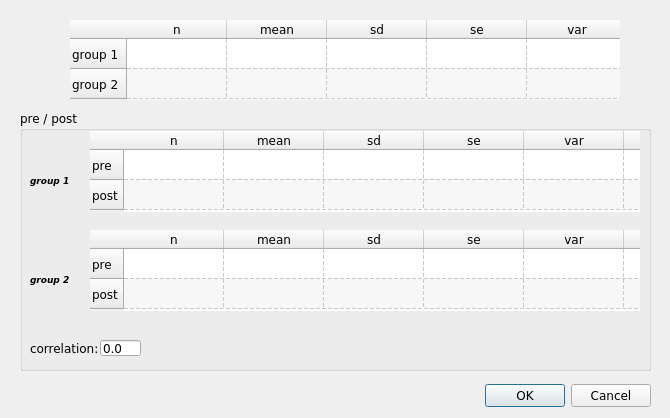
First picture: the form in continuous_data_form.ui, repository bwallace/OpenMeta-analyst-, before the edit.
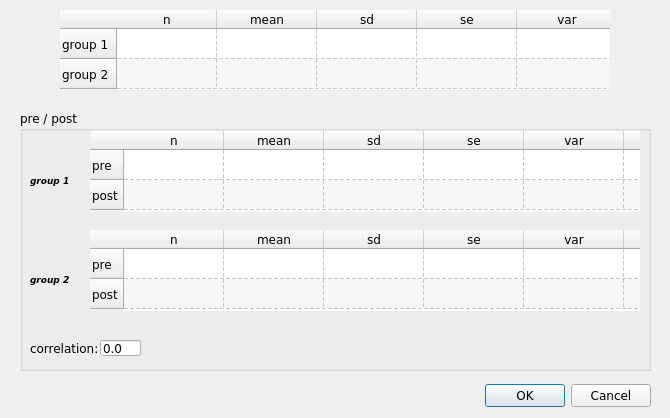
Second picture: the form after the edit. Icons and pictures are not drawn.

Commit message: hooking up the data imputation R code to the interface

What changed in the file:
```diff
--- a/continuous_data_form.ui
+++ b/continuous_data_form.ui
@@ -337,11 +337,11 @@
     </property>
    </widget>
   </widget>
-  <widget class="QTableWidget" name="simple_table" >
-   <property name="geometry" >
+  <widget class="QTableWidget" name="simple_table">
+   <property name="geometry">
     <rect>
-     <x>70</x>
-     <y>20</y>
+     <x>60</x>
+     <y>10</y>
      <width>550</width>
      <height>80</height>
     </rect>
@@ -429,8 +429,8 @@
     </property>
    </column>
    <column>
-    <property name="text" >
-     <string>p-val</string>
+    <property name="text">
+     <string>pval</string>
     </property>
    </column>
    <column>
```
Left out of the diff: 217 changed lines with no effect on the pictures. The commit also changes 3 other files.
